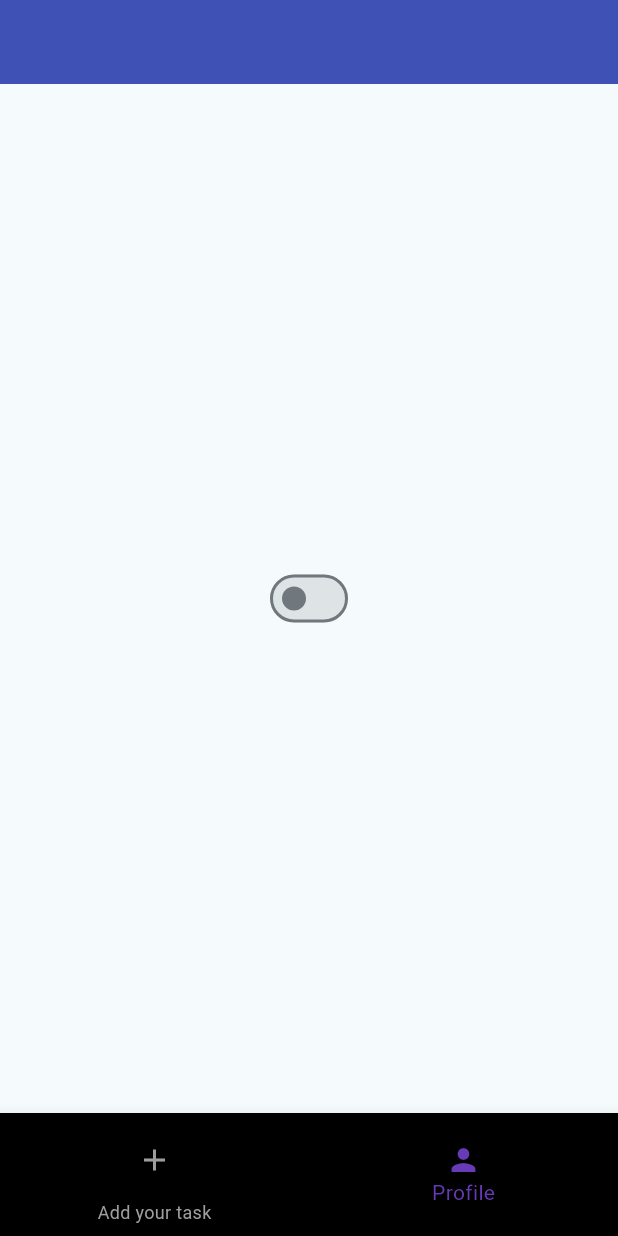
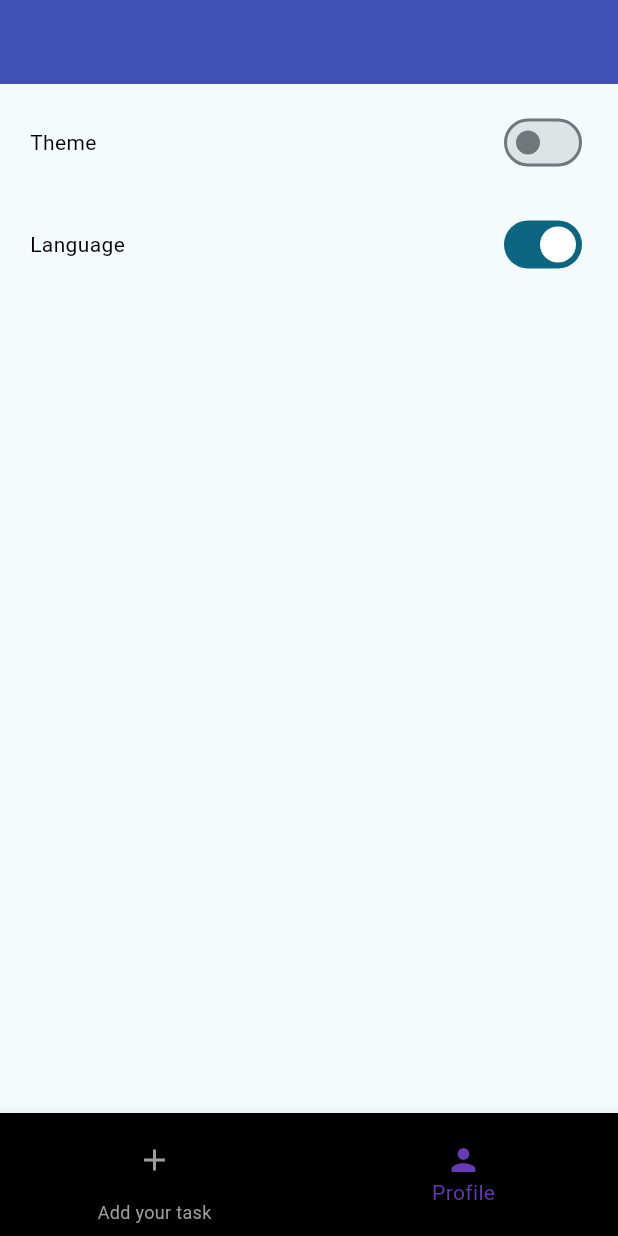
Before and after one commit to MuhammadsharifDev/small_todo_app, a Flutter app: the screen it shows after launch, item 2 of the bottom bar chosen, on a phone screen of 412 x 824 dp. Run offline on Flutter 3.47's test engine with Material 2 defaults, Android fonts, the light colour scheme and no system bars; our stand-ins replace bloc, equatable, flutter_bloc, flutter_svg, sqflite; accounts and stored records are empty.

Commit message:
add change language

```diff
--- a/lib/bloc/main/main_bloc.dart
+++ b/lib/bloc/main/main_bloc.dart
@@ -6,14 +6,28 @@ import 'package:flutter/material.dart';
 import 'package:meta/meta.dart';
 
 part 'main_event.dart';
+
 part 'main_state.dart';
 
 class MainBloc extends Bloc<MainEvent, MainState> {
-  MainBloc() : super(const MainState(themeMode: ThemeMode.system)) {
+  MainBloc()
+      : super(
+          const MainState(
+            themeMode: ThemeMode.system,
+            locale: Locale('en'),
+          ),
+        ) {
     on<ThemeChangeEvent>(onChangedTheme);
+    on<LocaleChangedEvent>(onChangedLocale);
   }
 
-  onChangedTheme(ThemeChangeEvent event,Emitter<MainState> emit){
-    emit(state.copyWith(themeMode: event.themeMode),);
+  onChangedTheme(ThemeChangeEvent event, Emitter<MainState> emit) {
+    emit(
+      state.copyWith(themeMode: event.themeMode),
+    );
+  }
+
+  onChangedLocale(LocaleChangedEvent event,Emitter<MainState> emit){
+    emit(state.copyWith(locale: event.locale),);
   }
 }
--- a/lib/bloc/main/main_event.dart
+++ b/lib/bloc/main/main_event.dart
@@ -10,3 +10,11 @@ class ThemeChangeEvent extends MainEvent{
 
   final ThemeMode themeMode;
 }
+
+class LocaleChangedEvent extends MainEvent {
+  LocaleChangedEvent({
+    required this.locale,
+  });
+
+  final Locale locale;
+}
--- a/lib/bloc/main/main_state.dart
+++ b/lib/bloc/main/main_state.dart
@@ -3,14 +3,16 @@ part of 'main_bloc.dart';
 @immutable
 class MainState extends Equatable{
   final ThemeMode themeMode;
-  const MainState({required this.themeMode});
+
+  final Locale locale;
+  const MainState({required this.themeMode,required this.locale});
 
 
-  MainState copyWith({ThemeMode? themeMode}){
-    return MainState(themeMode: themeMode??this.themeMode);
+  MainState copyWith({ThemeMode? themeMode,Locale? locale}){
+    return MainState(themeMode: themeMode??this.themeMode,locale: locale??this.locale);
   }
 
   @override
-  List<Object?> get props => [themeMode];
+  List<Object?> get props => [themeMode,locale];
 
 }
--- /dev/null
+++ b/lib/core/localization/localization_page.dart
@@ -0,0 +1,65 @@
+
+import 'dart:async';
+
+import 'package:flutter/foundation.dart' show SynchronousFuture;
+import 'package:flutter/material.dart';
+
+
+
+class LocaleLocalizations {
+  LocaleLocalizations(this.locale);
+
+  final Locale locale;
+
+  static LocaleLocalizations of(BuildContext context) {
+    return Localizations.of<LocaleLocalizations>(context, LocaleLocalizations)!;
+  }
+
+  static const _localizedValues = <String, Map<String, String>>{
+    'en': {
+      'title': 'Theme',
+      'title1': 'My ToDo',
+      'title2': 'What do you want to do today',
+      'title3': 'Tap + to add your tasks',
+      'title4': 'Language',
+      'title5': 'title',
+      'title6': 'description',
+      'title7': 'time',
+
+
+    },
+    'uz': {
+      'title': 'Mavzu',
+      'title1': 'Menig Vazifalarim',
+      'title2': 'Bugun nima qilsihni xoxlaysiz',
+      'title3': 'Bosing+ vazifalaringizni qo\'shing',
+      'title4': 'Til',
+      'title5': 'sarlavha',
+      'title6': 'tasvirlang',
+      'title7': 'vaqt',
+    },
+  };
+
+  static List<String> languages ()=> _localizedValues.keys.toList();
+
+  String tr(String value){
+    return _localizedValues[locale.languageCode]?[value]??'*$value';
+  }
+}
+
+class DemoLocalizationsDelegate
+    extends LocalizationsDelegate<LocaleLocalizations> {
+  const DemoLocalizationsDelegate();
+
+  @override
+  bool isSupported(Locale locale) => LocaleLocalizations.languages().contains(locale.languageCode);
+
+
+  @override
+  Future<LocaleLocalizations> load(Locale locale) {
+    return SynchronousFuture<LocaleLocalizations>(LocaleLocalizations(locale));
+  }
+
+  @override
+  bool shouldReload(DemoLocalizationsDelegate old) => false;
+}
--- a/lib/main.dart
+++ b/lib/main.dart
@@ -1,7 +1,10 @@
 import 'package:flutter/material.dart';
 import 'package:flutter_bloc/flutter_bloc.dart';
+import 'package:flutter_localizations/flutter_localizations.dart';
 import 'package:uacademy_samll_todo_app/bloc/main/main_bloc.dart';
 import 'package:uacademy_samll_todo_app/screnns/main_page/main_page.dart';
+
+import 'core/localization/localization_page.dart';
 
 final light = ThemeData(
   cardColor: Colors.white,
@@ -152,6 +155,17 @@ class MyApp extends StatelessWidget {
             themeMode: state.themeMode,
             theme: light,
             darkTheme: dark,
+
+            localizationsDelegates: const [
+              DemoLocalizationsDelegate(),
+              GlobalMaterialLocalizations.delegate,
+              GlobalWidgetsLocalizations.delegate,
+            ],
+            supportedLocales: const [
+              Locale('en', ''),
+              Locale('uz', ''),
+            ],
+            locale: state.locale,
             home: MainPage(),
           );
         },
--- a/lib/screnns/main_page/profile/profile_page.dart
+++ b/lib/screnns/main_page/profile/profile_page.dart
@@ -1,6 +1,7 @@
 import 'package:flutter/material.dart';
 import 'package:flutter_bloc/flutter_bloc.dart';
 import 'package:uacademy_samll_todo_app/bloc/main/main_bloc.dart';
+import 'package:uacademy_samll_todo_app/core/localization/localization_page.dart';
 
 class Profile extends StatefulWidget {
   const Profile({super.key});
@@ -15,17 +16,28 @@ class _ProfileState extends State<Profile> {
   @override
   Widget build(BuildContext context) {
     return Scaffold(
-      appBar: AppBar(),
-      body: Center(
-        child: BlocBuilder<MainBloc, MainState>(
+      appBar: AppBar(
+      ),
+      body: Padding(
+        padding: const EdgeInsets.only(left: 20,right: 20),
+        child: Column(
+          children: [
+            const SizedBox(
+              height: 15,
+            ),
+            Row(
+              children: [
+                Text(LocaleLocalizations.of(context).tr('title'),),
+                Spacer(),
+                BlocBuilder<MainBloc, MainState>(
                   builder: (context, state) {
                     return Switch(
                       value: isSwitched,
                       onChanged: (value) {
-                context.read<MainBloc>()
-                    .add(
+                        context.read<MainBloc>().add(
                           ThemeChangeEvent(
-                      themeMode: value ? ThemeMode.dark : ThemeMode.light),
+                              themeMode:
+                              value ? ThemeMode.dark : ThemeMode.light),
                         );
                         setState(() {
                           isSwitched = value;
@@ -34,6 +46,33 @@ class _ProfileState extends State<Profile> {
                     );
                   },
                 ),
+              ],
+            ),
+            const SizedBox(height: 20,),
+            Row(
+              children: [
+                Text(LocaleLocalizations.of(context).tr('title4'),),
+                const Spacer(),
+                BlocBuilder<MainBloc, MainState>(
+                  buildWhen: (previous, current) => previous.locale != current.locale,
+                  builder: (context, state) {
+                    return Switch(
+                      value: state.locale == const Locale('en'),
+                      onChanged: (value) {
+                        context.read<MainBloc>()
+                            .add(
+                          LocaleChangedEvent(
+                            locale: value ? const Locale('en') : const Locale('uz'),
+                          ),
+                        );
+                      },
+                    );
+                  },
+                ),
+              ],
+            )
+          ],
+        ),
       ),
     );
   }
--- a/pubspec.yaml
+++ b/pubspec.yaml
@@ -30,6 +30,8 @@ environment:
 dependencies:
   flutter_svg: ^2.0.7
   flutter:
+    sdk: flutter
+  flutter_localizations:
     sdk: flutter
 
 
```
Also changed, not shown: lib/screnns/main_page/home/add_todo/add_todo_page.dart (+23 -14 lines), lib/screnns/main_page/home/home_page.dart (+6 -6 lines), pubspec.lock. Lines whose indentation alone changed are shown as unchanged.
